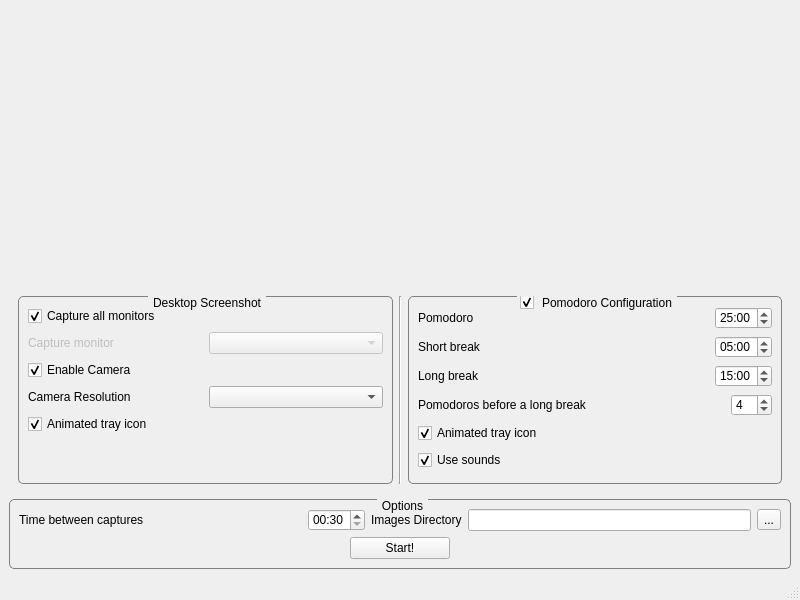
The window that MainWindow.ui (FelixdelasPozas/pomodorotimelapse) describes before a commit, drawn with Qt 5.
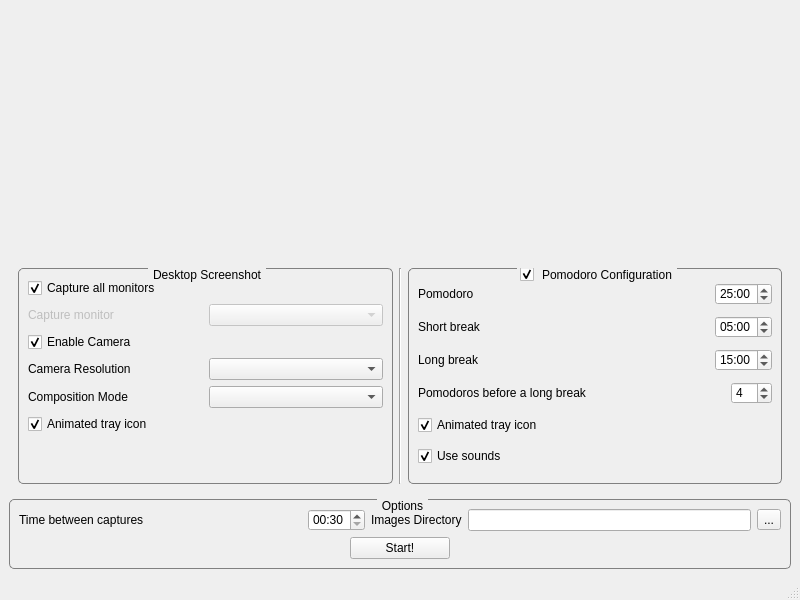
The same window after the commit. Icons and pictures are not drawn.

Commit message: Overlay composition mode and GUI. Initial work on overlay reposition.

```diff
--- a/MainWindow.ui
+++ b/MainWindow.ui
@@ -140,6 +140,23 @@
             </item>
            </layout>
           </item>
+          <item>
+           <layout class="QHBoxLayout" name="horizontalLayout_8">
+            <property name="topMargin">
+             <number>0</number>
+            </property>
+            <item>
+             <widget class="QLabel" name="label_5">
+              <property name="text">
+               <string>Composition Mode</string>
+              </property>
+             </widget>
+            </item>
+            <item>
+             <widget class="QComboBox" name="m_compositionComboBox"/>
+            </item>
+           </layout>
+          </item>
           <item>
            <widget class="QCheckBox" name="m_screenshotAnimateTray">
             <property name="text">
```
The commit also changes 4 other files.
